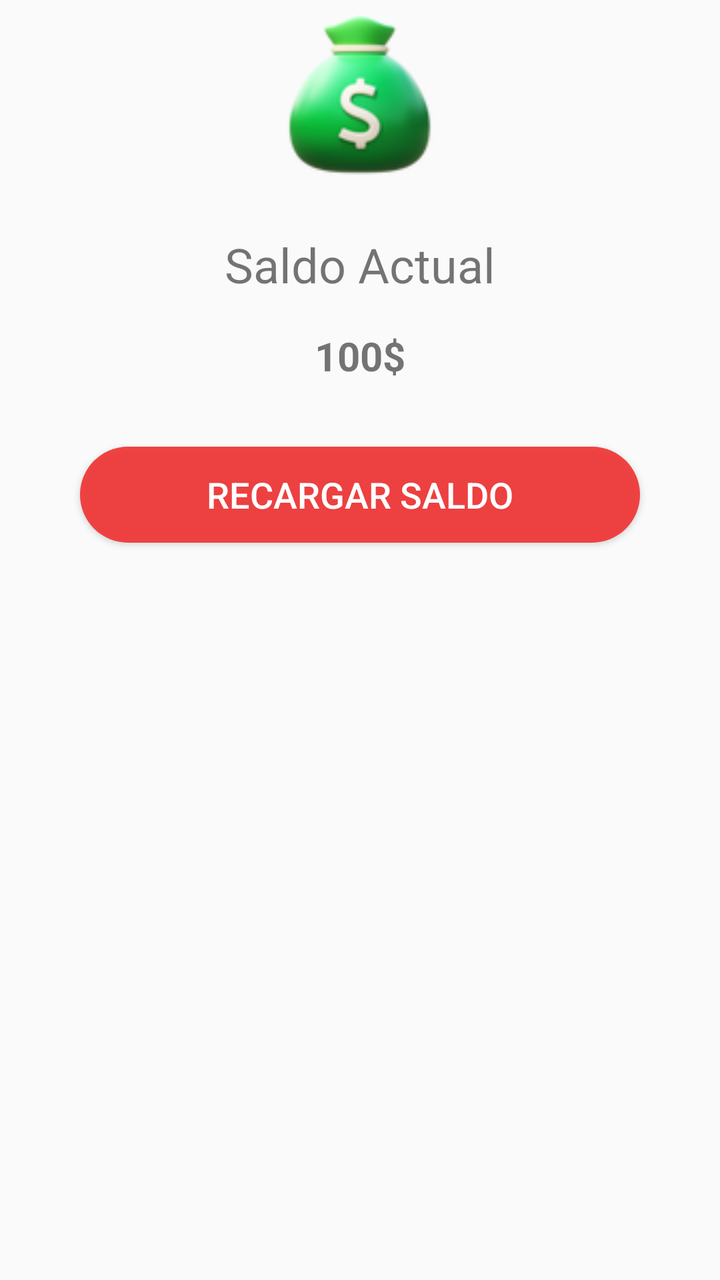
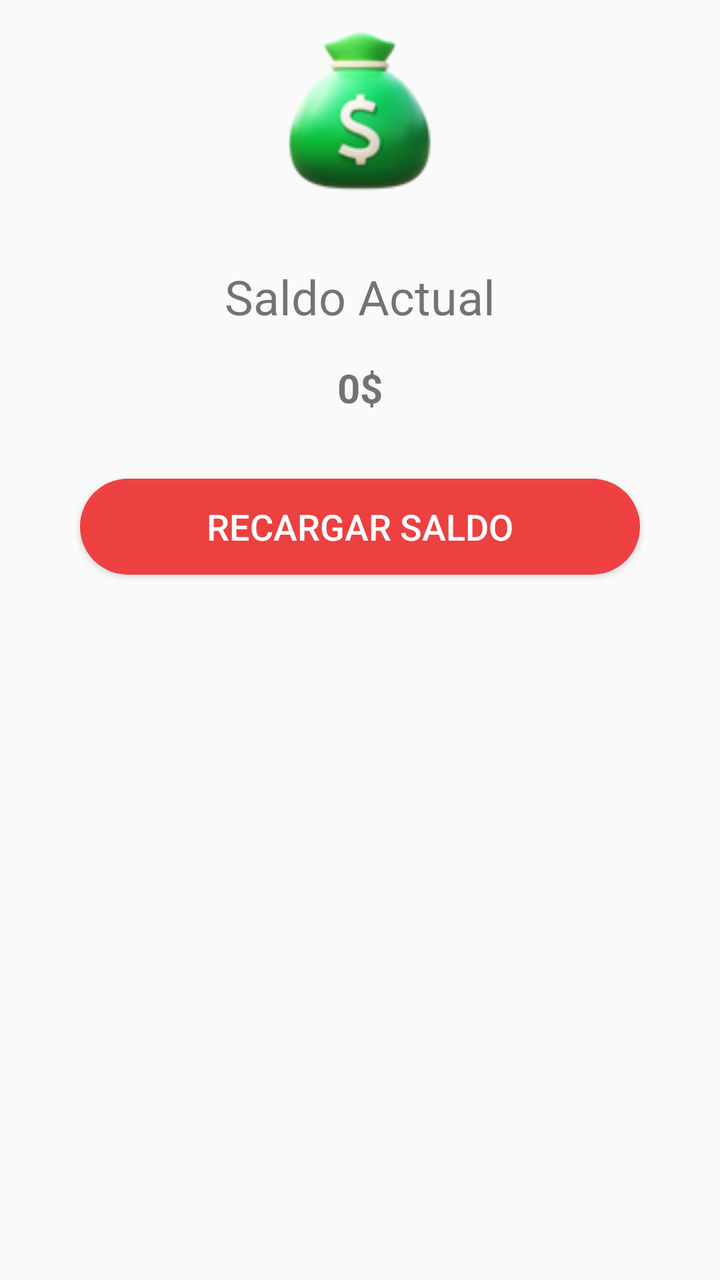

Screens rendered from an Android XML layout before and after an edit, with the pre-edit source and the edit as a unified diff.
<!-- AndroidManifest.xml: application theme Theme.ToonsConductor -->
<!-- res/layout/activity_saldo.xml -->
<?xml version="1.0" encoding="utf-8"?>
<RelativeLayout xmlns:android="http://schemas.android.com/apk/res/android"
    xmlns:app="http://schemas.android.com/apk/res-auto"
    xmlns:tools="http://schemas.android.com/tools"
    android:layout_width="match_parent"
    android:layout_height="match_parent"
    tools:context=".activitys.saldo.Saldo">

    <ImageView
        android:id="@+id/imagen_saldo"
        android:layout_width="100dp"
        android:layout_height="100dp"
        android:layout_centerHorizontal="true"
        android:src="@drawable/ic_saldo" />

    <TextView
        android:id="@+id/titulo_saldo"
        android:layout_width="wrap_content"
        android:layout_height="wrap_content"
        android:layout_below="@id/imagen_saldo"
        android:layout_centerHorizontal="true"
        android:text="Saldo Actual"
        android:textSize="24sp"
        android:layout_marginTop="16dp"/>

    <TextView
        android:id="@+id/saldo_actual"
        android:layout_width="wrap_content"
        android:layout_height="wrap_content"
        android:layout_below="@id/titulo_saldo"
        android:layout_centerHorizontal="true"
        android:text="100$"
        android:textSize="20sp"
        android:textStyle="bold"
        android:layout_marginTop="16dp"/>

    <Button
        android:id="@+id/boton_recargar"
        android:layout_width="match_parent"
        android:layout_height="wrap_content"
        android:layout_below="@id/saldo_actual"
        android:layout_marginTop="32dp"
        android:layout_marginStart="40dp"
        android:layout_marginEnd="40dp"
        android:text="Recargar Saldo"
        android:background="@drawable/boton_redondo"
        android:textColor="#FFFFFF"
        android:textSize="18sp" />

</RelativeLayout>
<!-- resources referenced by this layout -->
<resources>
  <!-- drawable boton_redondo (drawable) -->
  <?xml version="1.0" encoding="utf-8"?>
  <shape
      xmlns:android="http://schemas.android.com/apk/res/android">
  
      <corners android:radius="50dp"></corners>
      <solid android:color="@color/rojo"></solid>
  </shape>
  <!-- drawable ic_saldo: png bitmap (drawable, 15405 bytes) -->
  <style name="Theme.ToonsConductor" parent="Base.Theme.ToonsConductor" />
  <color name="rojo">#EEF13737</color>
  <style name="Base.Theme.ToonsConductor" parent="Theme.AppCompat.Light.NoActionBar">
          
          <item name="colorPrimary">@color/rojo</item>
          <item name="colorPrimaryVariant">@color/white</item>
          <item name="colorOnPrimary">@color/white</item>
          
          <item name="colorSecondary">@color/black</item>
          <item name="colorSecondaryVariant">@color/rojo</item>
          <item name="colorOnSecondary">@color/black</item>
  
          <item name="android:statusBarColor">?attr/colorPrimary</item>
          <item name="colorControlNormal">@color/grey</item>
          <item name="colorControlActivated">@color/rojo</item>
          <item name="colorControlHighlight">@color/white</item>
          <item name="android:textColorHint">@color/white</item>
          <item name="android:progressBarStyle">@style/CustomProgressBar</item>
  
      </style>
  <color name="white">#FFFFFFFF</color>
  <color name="black">#FF000000</color>
  <color name="grey">#C9B7B7</color>
  <style name="CustomProgressBar" parent="@android:style/Widget.ProgressBar">
          <item name="android:backgroundTint">@color/red</item>
      </style>
  <color name="red">#FF1739</color>
</resources>

<!-- the commit's change to res/layout/activity_saldo.xml (unified diff, before → after) -->
@@ -1,24 +1,25 @@
 <?xml version="1.0" encoding="utf-8"?>
-<RelativeLayout xmlns:android="http://schemas.android.com/apk/res/android"
+<LinearLayout xmlns:android="http://schemas.android.com/apk/res/android"
     xmlns:app="http://schemas.android.com/apk/res-auto"
     xmlns:tools="http://schemas.android.com/tools"
     android:layout_width="match_parent"
     android:layout_height="match_parent"
+    android:orientation="vertical"
     tools:context=".activitys.saldo.Saldo">
 
     <ImageView
         android:id="@+id/imagen_saldo"
         android:layout_width="100dp"
         android:layout_height="100dp"
-        android:layout_centerHorizontal="true"
+        android:layout_gravity="center"
+        android:layout_margin="8dp"
         android:src="@drawable/ic_saldo" />
 
     <TextView
         android:id="@+id/titulo_saldo"
         android:layout_width="wrap_content"
         android:layout_height="wrap_content"
-        android:layout_below="@id/imagen_saldo"
-        android:layout_centerHorizontal="true"
+        android:layout_gravity="center"
         android:text="Saldo Actual"
         android:textSize="24sp"
         android:layout_marginTop="16dp"/>
@@ -27,18 +28,18 @@
         android:id="@+id/saldo_actual"
         android:layout_width="wrap_content"
         android:layout_height="wrap_content"
-        android:layout_below="@id/titulo_saldo"
-        android:layout_centerHorizontal="true"
-        android:text="100$"
+        android:layout_gravity="center"
+        android:text="0$"
         android:textSize="20sp"
         android:textStyle="bold"
         android:layout_marginTop="16dp"/>
+
+
 
     <Button
         android:id="@+id/boton_recargar"
         android:layout_width="match_parent"
         android:layout_height="wrap_content"
-        android:layout_below="@id/saldo_actual"
         android:layout_marginTop="32dp"
         android:layout_marginStart="40dp"
         android:layout_marginEnd="40dp"
@@ -47,4 +48,11 @@
         android:textColor="#FFFFFF"
         android:textSize="18sp" />
 
-</RelativeLayout>
+    <androidx.recyclerview.widget.RecyclerView
+        android:id="@+id/recyclerRecargas"
+        android:layout_width="match_parent"
+        android:layout_height="match_parent"
+        android:layout_margin="8dp"/>
+
+
+</LinearLayout>
